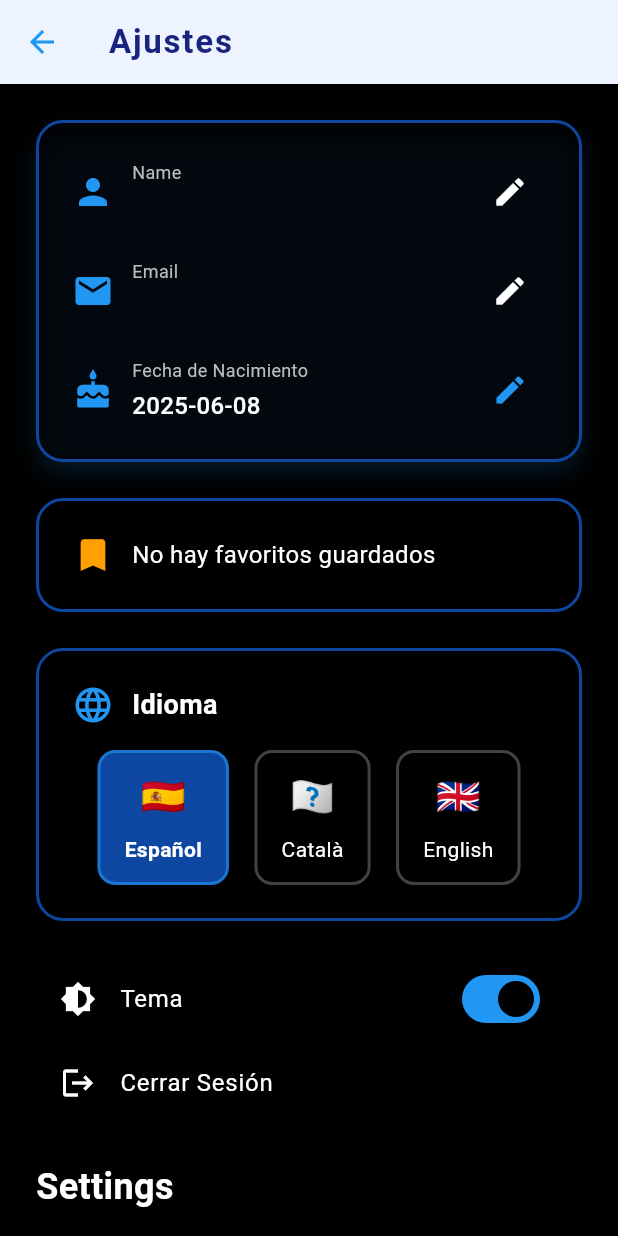
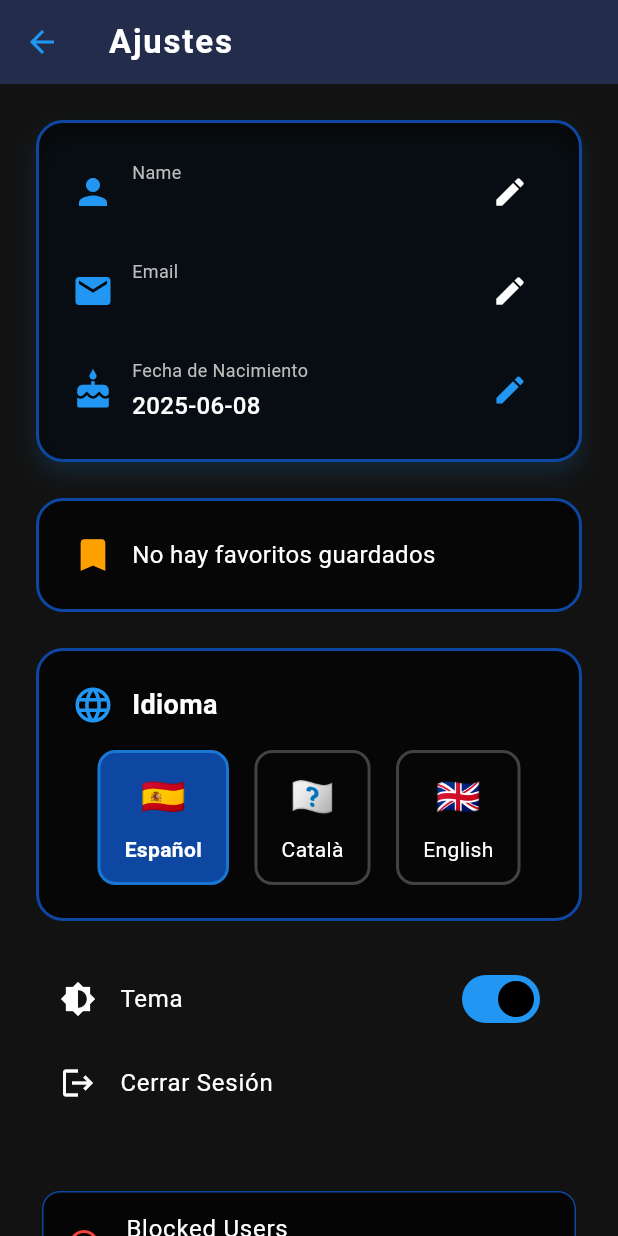
Before and after one commit to Djove73/Projecte2025-Chats, a Flutter app: the SettingsView screen opened directly with empty values, on a phone screen of 412 x 824 dp. Run offline on Flutter 3.47's test engine with Material 3 defaults, Android fonts, the phone set to English and light mode, and no system bars; our stand-ins replace dio; missing offline and left inert: mongo_dart; accounts and stored records are empty; Roboto replaces fonts that are missing (Montserrat).

Commit message:
Fix: remove duplicate 'Ajustes' title in settings screen body

```diff
--- a/lib/views/settings_view.dart
+++ b/lib/views/settings_view.dart
@@ -766,14 +766,6 @@ class _SettingsViewState extends State<SettingsView> {
       crossAxisAlignment: CrossAxisAlignment.start,
       children: [
         const SizedBox(height: 24),
-        Text(
-          'Settings',
-          style: TextStyle(
-            fontSize: 24,
-            fontWeight: FontWeight.bold,
-            color: isDark ? Colors.white : Colors.black,
-          ),
-        ),
         const SizedBox(height: 16),
         Card(
           color: cardColor,
@@ -860,17 +852,18 @@ class _SettingsViewState extends State<SettingsView> {
     }
 
     return Scaffold(
+      backgroundColor: const Color(0xFF121212),
       appBar: AppBar(
-        backgroundColor: const Color(0xFFF2F6FF),
+        backgroundColor: const Color(0xFF232946),
         elevation: 0.5,
-        title: Text(
-          l10n.settings,
-          style: const TextStyle(
+        title: const Text(
+          'Ajustes',
+          style: TextStyle(
             fontFamily: 'Montserrat',
             fontWeight: FontWeight.w600,
             fontSize: 22,
             letterSpacing: 1.2,
-            color: Color(0xFF1A237E),
+            color: Colors.white,
           ),
         ),
       ),
```
